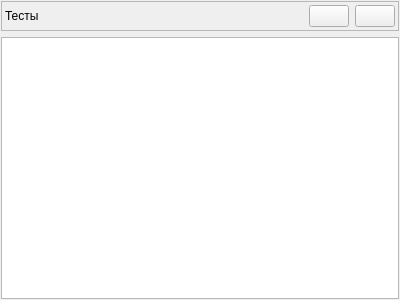
Old version of the form client_widgets/database_widgets/testswidget.ui in the repository grigp/a-analyser.
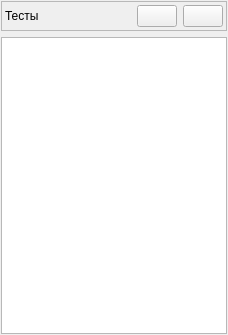
New version of the form. Icons and pictures are not drawn.

Diff of the .ui file:
```diff
--- a/client_widgets/database_widgets/testswidget.ui
+++ b/client_widgets/database_widgets/testswidget.ui
@@ -6,8 +6,8 @@
    <rect>
     <x>0</x>
     <y>0</y>
-    <width>400</width>
-    <height>300</height>
+    <width>228</width>
+    <height>335</height>
    </rect>
   </property>
   <property name="windowTitle">
```
